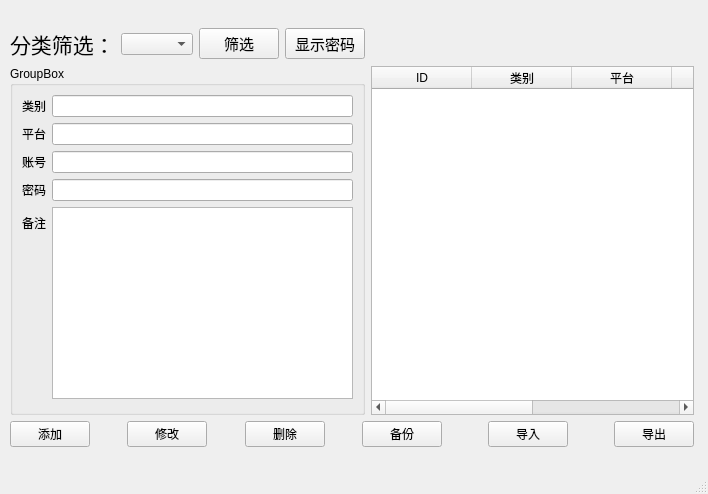
Qt form mainwindow.ui (Zyc-paper-tigers/PasswordManager) before a commit.
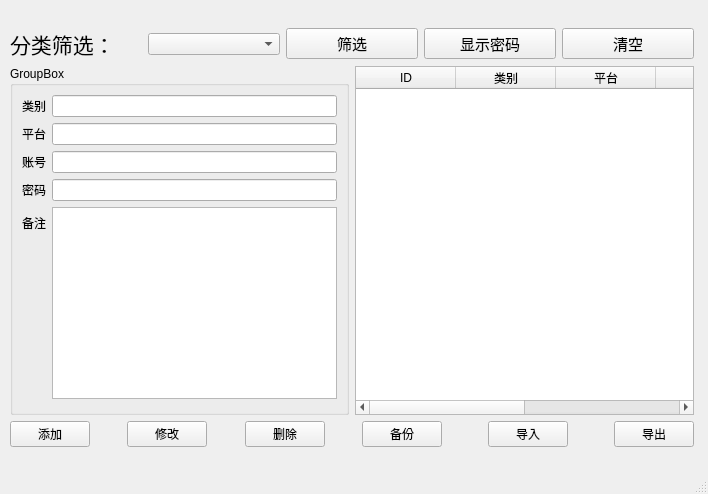
The same form after that commit.

Commit message: 新增清空按钮

What changed in the file:
```diff
--- a/mainwindow.ui
+++ b/mainwindow.ui
@@ -24,7 +24,7 @@
      </rect>
     </property>
     <layout class="QGridLayout" name="gridLayout">
-     <item row="0" column="0">
+     <item row="0" column="0" colspan="2">
       <layout class="QHBoxLayout" name="horizontalLayout">
        <item>
         <widget class="QLabel" name="label">
@@ -65,6 +65,18 @@
          </property>
         </widget>
        </item>
+       <item>
+        <widget class="QPushButton" name="btnClearInputs">
+         <property name="font">
+          <font>
+           <pointsize>11</pointsize>
+          </font>
+         </property>
+         <property name="text">
+          <string>清空</string>
+         </property>
+        </widget>
+       </item>
       </layout>
      </item>
      <item row="1" column="0">
```
The commit also changes 2 other files.
